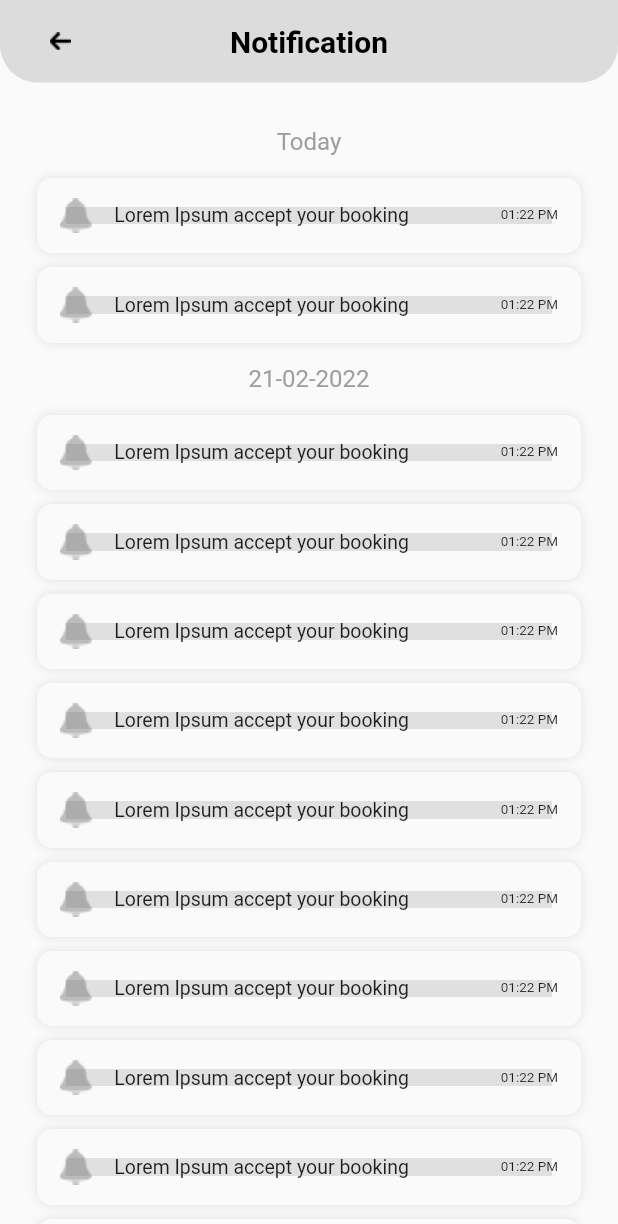
After one commit to rushit5560/Booking_Management_Project, a Flutter app: the VendorNotificationScreen screen opened directly, on a phone screen of 412 x 824 dp. The commit adds this screen. Shown: the top 1224 px of the screen. Run offline on Flutter 3.47's test engine with Material 2 defaults, Android fonts, the phone set to English and light mode, and no system bars; our stand-ins replace flutter_rating_bar, get, google_maps_flutter, pin_input_text_field.

Commit message:
Vendor Side (Notification Screen)

```diff
--- /dev/null
+++ b/booking_management/lib/vendor_side/controllers/vendor_notification_screen_controller/vendor_notification_screen_controller.dart
@@ -0,0 +1,3 @@
+import 'package:get/get.dart';
+
+class VendorNotificationScreenController extends GetxController {}
--- a/booking_management/lib/vendor_side/screens/vendor_index_screen/vendor_index_screen.dart
+++ b/booking_management/lib/vendor_side/screens/vendor_index_screen/vendor_index_screen.dart
@@ -9,6 +9,7 @@ import '../../../common_modules/constants/app_colors.dart';
 import '../../../common_modules/constants/app_images.dart';
 import '../../controllers/vendor_index_screen_controller/vendor_index_screen_controller.dart';
 import '../vendor_home_screen/vendor_home_screen.dart';
+import '../vendor_notification_screen/vendor_notification_screen.dart';
 
 class VendorIndexScreen extends StatelessWidget {
   VendorIndexScreen({Key? key}) : super(key: key);
@@ -36,7 +37,7 @@ class VendorIndexScreen extends StatelessWidget {
     } else if (vendorIndexScreenController.vendorMenuIndex.value == 1) {
       return VendorAppointmentListScreen();
     } else if (vendorIndexScreenController.vendorMenuIndex.value == 2) {
-      return VendorHomeScreen();
+      return VendorNotificationScreen();
     } else {
       return VendorSettingsScreen();
     }
--- /dev/null
+++ b/booking_management/lib/vendor_side/screens/vendor_notification_screen/vendor_notification_screen.dart
@@ -0,0 +1,40 @@
+import 'package:booking_management/common_modules/extension_methods/extension_methods.dart';
+import 'package:flutter/material.dart';
+
+import '../../../common_modules/constants/enums.dart';
+import '../../../common_modules/custom_appbar/custom_appbar.dart';
+import 'vendor_notification_screen_widgets.dart';
+
+class VendorNotificationScreen extends StatelessWidget {
+  const VendorNotificationScreen({Key? key}) : super(key: key);
+
+  @override
+  Widget build(BuildContext context) {
+    return Scaffold(
+      body: SafeArea(
+        child: Column(
+          crossAxisAlignment: CrossAxisAlignment.center,
+          children: [
+            const CommonAppBarModule(title: 'Notification', appBarOption: AppBarOption.singleBackButtonOption),
+            const SizedBox(height: 10),
+            Expanded(
+              child: SingleChildScrollView(
+                child: Column(
+                  children: const [
+                    VendorNotificationHeaderModule(name: 'Today'),
+                    SizedBox(height: 10),
+                    VendorNotificationListModule(count: 2),
+                    SizedBox(height: 10),
+                    VendorNotificationHeaderModule(name: '21-02-2022'),
+                    SizedBox(height: 10),
+                    VendorNotificationListModule(count: 15),
+                  ],
+                ).commonAllSidePadding(20),
+              ),
+            ),
+          ],
+        ),
+      ),
+    );
+  }
+}
--- /dev/null
+++ b/booking_management/lib/vendor_side/screens/vendor_notification_screen/vendor_notification_screen_widgets.dart
@@ -0,0 +1,82 @@
+import 'package:flutter/material.dart';
+
+import '../../../common_modules/constants/app_images.dart';
+
+class VendorNotificationHeaderModule extends StatelessWidget {
+  final String name;
+  const VendorNotificationHeaderModule({Key? key, required this.name}) : super(key: key);
+
+  @override
+  Widget build(BuildContext context) {
+    return Text(
+      name,
+      style: const TextStyle(
+        color: Colors.grey,
+        fontSize: 16,
+      ),
+    );
+  }
+}
+
+class VendorNotificationListModule extends StatelessWidget {
+  final int count;
+  const VendorNotificationListModule({Key? key, required this.count}) : super(key: key);
+
+  @override
+  Widget build(BuildContext context) {
+    return ListView.builder(
+      itemCount: count,
+      shrinkWrap: true,
+      physics: const NeverScrollableScrollPhysics(),
+      itemBuilder: (context, i) {
+        return Padding(
+          padding: const EdgeInsets.all(8.0),
+          child: Container(
+            decoration: BoxDecoration(
+              borderRadius: BorderRadius.circular(10),
+              boxShadow: [
+                BoxShadow(
+                  spreadRadius: 3,
+                  blurRadius: 5,
+                  color: Colors.grey.shade300,
+                  blurStyle: BlurStyle.outer,
+                ),
+              ],
+            ),
+            child: Padding(
+              padding: const EdgeInsets.symmetric(vertical: 10, horizontal: 12),
+              child: Row(
+                mainAxisAlignment: MainAxisAlignment.spaceBetween,
+                children: [
+                  Expanded(
+                    child: Row(
+                      children: [
+                        Image.asset(
+                          AppImages.menuNotification1Img,
+                          scale: 0.85,
+                        ),
+                        const SizedBox(width: 15),
+                        const Expanded(
+                          child: Text(
+                            'Lorem Ipsum accept your booking',
+                            maxLines: 1,
+                            overflow: TextOverflow.ellipsis,
+                            style: TextStyle(fontSize: 13),
+                          ),
+                        ),
+                      ],
+                    ),
+                  ),
+                  const Text(
+                    '01:22 PM',
+                    style: TextStyle(fontSize: 9),
+                  ),
+                ],
+              ),
+            ),
+          ),
+        );
+      },
+    );
+  }
+}
```
